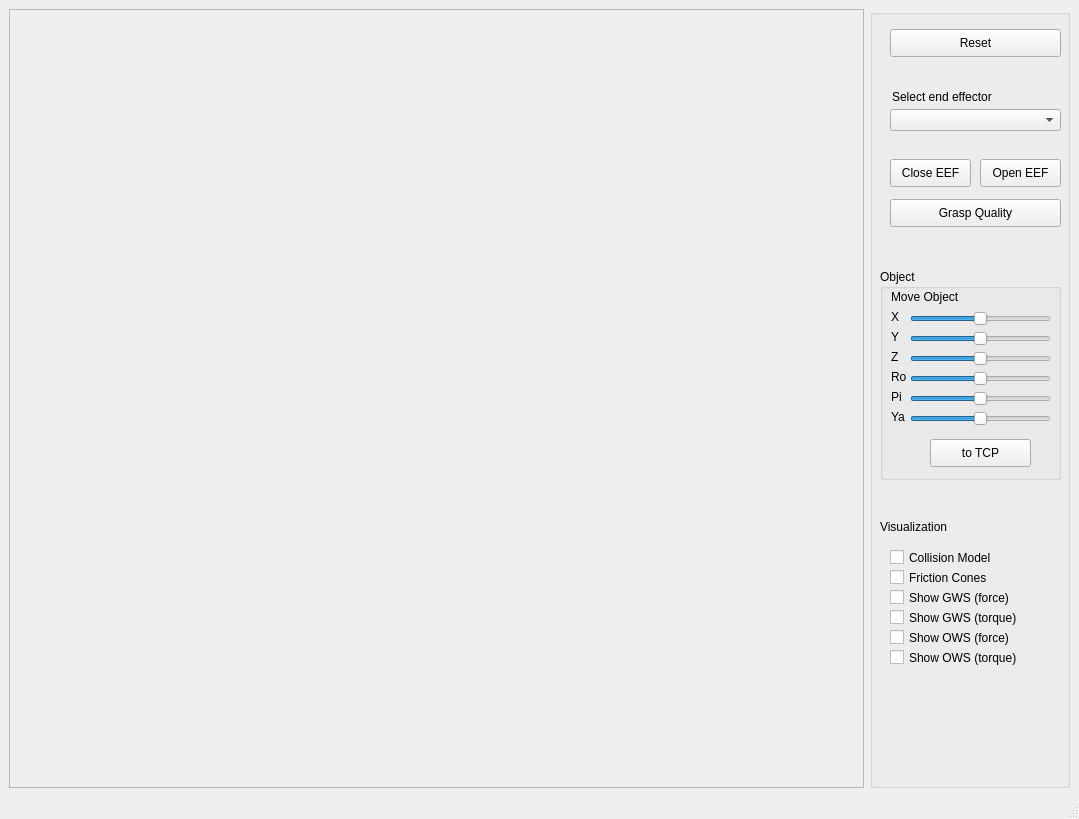
softbankrobotics-research/Simox, file GraspPlanning/examples/GraspQuality/GraspQuality.ui: the form before one commit.
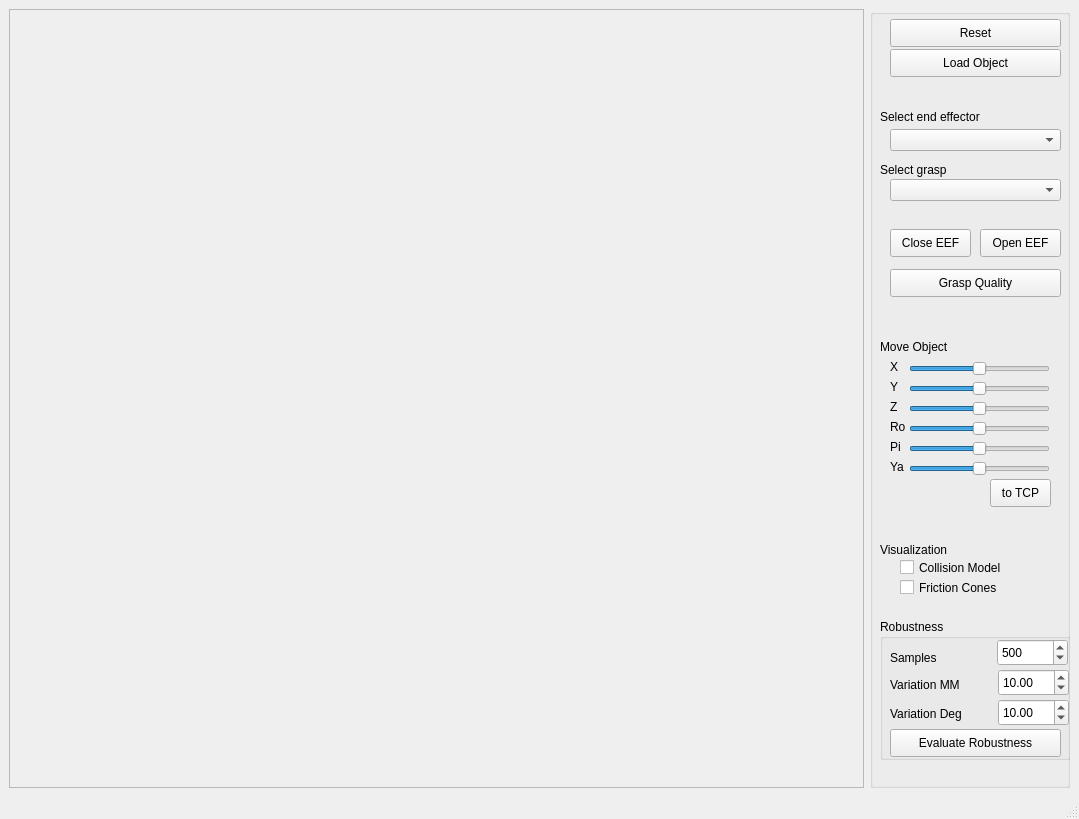
The form after the commit.

Commit message: Grasp Robustness evaluation

What changed in the file:
```diff
--- a/GraspPlanning/examples/GraspQuality/GraspQuality.ui
+++ b/GraspPlanning/examples/GraspQuality/GraspQuality.ui
@@ -40,7 +40,7 @@
        <property name="geometry">
         <rect>
          <x>20</x>
-         <y>20</y>
+         <y>10</y>
          <width>171</width>
          <height>28</height>
         </rect>
@@ -53,7 +53,7 @@
        <property name="geometry">
         <rect>
          <x>20</x>
-         <y>150</y>
+         <y>220</y>
          <width>81</width>
          <height>28</height>
         </rect>
@@ -66,7 +66,7 @@
        <property name="geometry">
         <rect>
          <x>110</x>
-         <y>150</y>
+         <y>220</y>
          <width>81</width>
          <height>28</height>
         </rect>
@@ -75,37 +75,11 @@
         <string>Open EEF</string>
        </property>
       </widget>
-      <widget class="QLabel" name="label_10">
-       <property name="geometry">
-        <rect>
-         <x>10</x>
-         <y>510</y>
-         <width>121</width>
-         <height>16</height>
-        </rect>
-       </property>
-       <property name="text">
-        <string>Visualization</string>
-       </property>
-      </widget>
-      <widget class="QCheckBox" name="checkBoxColModel">
-       <property name="geometry">
-        <rect>
-         <x>20</x>
-         <y>540</y>
-         <width>141</width>
-         <height>17</height>
-        </rect>
-       </property>
-       <property name="text">
-        <string>Collision Model</string>
-       </property>
-      </widget>
       <widget class="QComboBox" name="comboBoxEEF">
        <property name="geometry">
         <rect>
          <x>20</x>
-         <y>100</y>
+         <y>120</y>
          <width>171</width>
          <height>22</height>
         </rect>
@@ -114,8 +88,8 @@
       <widget class="QLabel" name="label">
        <property name="geometry">
         <rect>
-         <x>22</x>
-         <y>80</y>
+         <x>10</x>
+         <y>100</y>
          <width>151</width>
          <height>16</height>
         </rect>
@@ -124,119 +98,215 @@
         <string>Select end effector</string>
        </property>
       </widget>
-      <widget class="QGroupBox" name="groupBox_2">
+      <widget class="QPushButton" name="pushButtonQuality">
        <property name="geometry">
         <rect>
-         <x>10</x>
+         <x>20</x>
          <y>260</y>
-         <width>181</width>
-         <height>211</height>
+         <width>171</width>
+         <height>28</height>
+        </rect>
+       </property>
+       <property name="text">
+        <string>Grasp Quality</string>
+       </property>
+      </widget>
+      <widget class="QPushButton" name="pushButtonLoad">
+       <property name="geometry">
+        <rect>
+         <x>20</x>
+         <y>40</y>
+         <width>171</width>
+         <height>28</height>
+        </rect>
+       </property>
+       <property name="text">
+        <string>Load Object</string>
+       </property>
+      </widget>
+      <widget class="QGroupBox" name="groupBox_4">
+       <property name="geometry">
+        <rect>
+         <x>10</x>
+         <y>610</y>
+         <width>191</width>
+         <height>141</height>
         </rect>
        </property>
        <property name="title">
-        <string>Object</string>
+        <string>Robustness</string>
        </property>
-       <widget class="QSlider" name="horizontalSliderRo">
+       <widget class="QPushButton" name="pushButtonRobustness">
         <property name="geometry">
          <rect>
-          <x>30</x>
-          <y>100</y>
-          <width>141</width>
-          <height>20</height>
-         </rect>
-        </property>
-        <property name="minimum">
-         <number>-50</number>
-        </property>
-        <property name="maximum">
-         <number>50</number>
-        </property>
-        <property name="orientation">
-         <enum>Qt::Horizontal</enum>
-        </property>
-       </widget>
-       <widget class="QLabel" name="label_6">
-        <property name="geometry">
-         <rect>
-          <x>11</x>
-          <y>80</y>
-          <width>16</width>
-          <height>16</height>
+          <x>10</x>
+          <y>110</y>
+          <width>171</width>
+          <height>28</height>
          </rect>
         </property>
         <property name="text">
-         <string>Z</string>
+         <string>Evaluate Robustness</string>
         </property>
        </widget>
-       <widget class="QLabel" name="label_3">
+       <widget class="QSpinBox" name="sbSamples">
         <property name="geometry">
          <rect>
-          <x>11</x>
+          <x>117</x>
           <y>20</y>
-          <width>121</width>
-          <height>16</height>
+          <width>71</width>
+          <height>27</height>
          </rect>
         </property>
+        <property name="minimum">
+         <number>1</number>
+        </property>
+        <property name="maximum">
+         <number>10000</number>
+        </property>
+        <property name="value">
+         <number>500</number>
+        </property>
+       </widget>
+       <widget class="QLabel" name="label_2">
+        <property name="geometry">
+         <rect>
+          <x>10</x>
+          <y>30</y>
+          <width>67</width>
+          <height>17</height>
+         </rect>
+        </property>
         <property name="text">
-         <string>Move Object</string>
+         <string>Samples</string>
         </property>
        </widget>
-       <widget class="QSlider" name="horizontalSliderZ">
+       <widget class="QLabel" name="label_10">
         <property name="geometry">
          <rect>
-          <x>30</x>
+          <x>10</x>
+          <y>57</y>
+          <width>101</width>
+          <height>17</height>
+         </rect>
+        </property>
+        <property name="text">
+         <string>Variation MM</string>
+        </property>
+       </widget>
+       <widget class="QLabel" name="label_11">
+        <property name="geometry">
+         <rect>
+          <x>10</x>
+          <y>85</y>
+          <width>101</width>
+          <height>20</height>
+         </rect>
+        </property>
+        <property name="text">
+         <string>Variation Deg</string>
+        </property>
+       </widget>
+       <widget class="QDoubleSpinBox" name="sbVariationMM">
+        <property name="geometry">
+         <rect>
+          <x>118</x>
+          <y>50</y>
+          <width>71</width>
+          <height>27</height>
+         </rect>
+        </property>
+        <property name="maximum">
+         <double>100.000000000000000</double>
+        </property>
+        <property name="value">
+         <double>10.000000000000000</double>
+        </property>
+       </widget>
+       <widget class="QDoubleSpinBox" name="sbVariationDeg">
+        <property name="geometry">
+         <rect>
+          <x>118</x>
           <y>80</y>
-          <width>141</width>
-          <height>20</height>
+          <width>71</width>
+          <height>27</height>
          </rect>
         </property>
-        <property name="minimum">
-         <number>-50</number>
-        </property>
         <property name="maximum">
-         <number>50</number>
+         <double>360.000000000000000</double>
         </property>
-        <property name="orientation">
-         <enum>Qt::Horizontal</enum>
+        <property name="value">
+         <double>10.000000000000000</double>
         </property>
        </widget>
-       <widget class="QSlider" name="horizontalSliderX">
+      </widget>
+      <widget class="QLabel" name="label_12">
         <property name="geometry">
          <rect>
+         <x>10</x>
+         <y>150</y>
+         <width>151</width>
+         <height>21</height>
+        </rect>
+       </property>
+       <property name="text">
+        <string>Select grasp</string>
+       </property>
+      </widget>
+      <widget class="QComboBox" name="comboBoxGrasp">
+       <property name="geometry">
+        <rect>
+         <x>20</x>
+         <y>170</y>
+         <width>171</width>
+         <height>22</height>
+        </rect>
+       </property>
+      </widget>
+      <widget class="QCheckBox" name="checkBoxCones">
+       <property name="geometry">
+        <rect>
           <x>30</x>
-          <y>40</y>
+         <y>570</y>
           <width>141</width>
-          <height>20</height>
-         </rect>
-        </property>
-        <property name="minimum">
-         <number>-50</number>
-        </property>
-        <property name="maximum">
-         <number>50</number>
-        </property>
-        <property name="orientation">
-         <enum>Qt::Horizontal</enum>
-        </property>
-       </widget>
-       <widget class="QLabel" name="label_7">
+         <height>17</height>
+        </rect>
+       </property>
+       <property name="text">
+        <string>Friction Cones</string>
+       </property>
+      </widget>
+      <widget class="QCheckBox" name="checkBoxColModel">
+       <property name="geometry">
+        <rect>
+         <x>30</x>
+         <y>550</y>
+         <width>141</width>
+         <height>17</height>
+        </rect>
+       </property>
+       <property name="text">
+        <string>Collision Model</string>
+       </property>
+      </widget>
+      <widget class="QPushButton" name="pushButtonToTCP">
         <property name="geometry">
          <rect>
-          <x>11</x>
-          <y>100</y>
-          <width>16</width>
-          <height>16</height>
+         <x>120</x>
+         <y>470</y>
+         <width>61</width>
+         <height>28</height>
          </rect>
         </property>
         <property name="text">
-         <string>Ro</string>
+        <string>to TCP</string>
         </property>
        </widget>
        <widget class="QLabel" name="label_8">
         <property name="geometry">
          <rect>
-          <x>11</x>
-          <y>120</y>
+         <x>20</x>
+         <y>430</y>
           <width>16</width>
           <height>16</height>
          </rect>
@@ -245,30 +315,24 @@
          <string>Pi</string>
         </property>
        </widget>
-       <widget class="QSlider" name="horizontalSliderPi">
+      <widget class="QLabel" name="label_7">
         <property name="geometry">
          <rect>
-          <x>30</x>
-          <y>120</y>
-          <width>141</width>
-          <height>20</height>
-         </rect>
-        </property>
-        <property name="minimum">
-         <number>-50</number>
-        </property>
-        <property name="maximum">
-         <number>50</number>
-        </property>
-        <property name="orientation">
-         <enum>Qt::Horizontal</enum>
+         <x>20</x>
+         <y>410</y>
+         <width>16</width>
+         <height>16</height>
+        </rect>
+       </property>
+       <property name="text">
+        <string>Ro</string>
         </property>
        </widget>
        <widget class="QLabel" name="label_9">
         <property name="geometry">
          <rect>
-          <x>11</x>
-          <y>140</y>
+         <x>20</x>
+         <y>450</y>
           <width>16</width>
           <height>16</height>
          </rect>
@@ -277,43 +341,11 @@
          <string>Ya</string>
         </property>
        </widget>
-       <widget class="QLabel" name="label_5">
-        <property name="geometry">
-         <rect>
-          <x>11</x>
-          <y>60</y>
-          <width>16</width>
-          <height>16</height>
-         </rect>
-        </property>
-        <property name="text">
-         <string>Y</string>
-        </property>
-       </widget>
-       <widget class="QSlider" name="horizontalSliderYa">
-        <property name="geometry">
-         <rect>
-          <x>30</x>
-          <y>140</y>
-          <width>141</width>
-          <height>20</height>
-         </rect>
-        </property>
-        <property name="minimum">
-         <number>-50</number>
-        </property>
-        <property name="maximum">
-         <number>50</number>
-        </property>
-        <property name="orientation">
-         <enum>Qt::Horizontal</enum>
-        </property>
-       </widget>
        <widget class="QLabel" name="label_4">
         <property name="geometry">
          <rect>
-          <x>11</x>
-          <y>40</y>
+         <x>20</x>
+         <y>350</y>
           <width>16</width>
           <height>16</height>
          </rect>
@@ -322,11 +354,75 @@
          <string>X</string>
         </property>
        </widget>
+      <widget class="QSlider" name="horizontalSliderX">
+       <property name="geometry">
+        <rect>
+         <x>39</x>
+         <y>350</y>
+         <width>141</width>
+         <height>20</height>
+        </rect>
+       </property>
+       <property name="minimum">
+        <number>-50</number>
+       </property>
+       <property name="maximum">
+        <number>50</number>
+       </property>
+       <property name="orientation">
+        <enum>Qt::Horizontal</enum>
+       </property>
+      </widget>
+      <widget class="QLabel" name="label_5">
+       <property name="geometry">
+        <rect>
+         <x>20</x>
+         <y>370</y>
+         <width>16</width>
+         <height>16</height>
+        </rect>
+       </property>
+       <property name="text">
+        <string>Y</string>
+       </property>
+      </widget>
+      <widget class="QSlider" name="horizontalSliderPi">
+       <property name="geometry">
+        <rect>
+         <x>39</x>
+         <y>430</y>
+         <width>141</width>
+         <height>20</height>
+        </rect>
+       </property>
+       <property name="minimum">
+        <number>-50</number>
+       </property>
+       <property name="maximum">
+        <number>50</number>
+       </property>
+       <property name="orientation">
+        <enum>Qt::Horizontal</enum>
+       </property>
+      </widget>
+      <widget class="QLabel" name="label_3">
+       <property name="geometry">
+        <rect>
+         <x>10</x>
+         <y>330</y>
+         <width>121</width>
+         <height>16</height>
+        </rect>
+       </property>
+       <property name="text">
+        <string>Move Object</string>
+       </property>
+      </widget>
        <widget class="QSlider" name="horizontalSliderY">
         <property name="geometry">
          <rect>
-          <x>30</x>
-          <y>60</y>
+         <x>39</x>
+         <y>370</y>
           <width>141</width>
           <height>20</height>
          </rect>
@@ -341,96 +437,87 @@
          <enum>Qt::Horizontal</enum>
         </property>
        </widget>
-       <widget class="QPushButton" name="pushButtonToTCP">
+      <widget class="QLabel" name="label_6">
         <property name="geometry">
          <rect>
-          <x>50</x>
-          <y>170</y>
-          <width>101</width>
-          <height>28</height>
+         <x>20</x>
+         <y>390</y>
+         <width>16</width>
+         <height>16</height>
          </rect>
         </property>
         <property name="text">
-         <string>to TCP</string>
-        </property>
-       </widget>
-      </widget>
-      <widget class="QCheckBox" name="checkBoxCones">
+        <string>Z</string>
+       </property>
+      </widget>
+      <widget class="QSlider" name="horizontalSliderZ">
        <property name="geometry">
         <rect>
-         <x>20</x>
-         <y>560</y>
+         <x>39</x>
+         <y>390</y>
          <width>141</width>
-         <height>17</height>
+         <height>20</height>
         </rect>
        </property>
-       <property name="text">
-        <string>Friction Cones</string>
+       <property name="minimum">
+        <number>-50</number>
        </property>
-      </widget>
-      <widget class="QPushButton" name="pushButtonQuality">
-       <property name="geometry">
-        <rect>
-         <x>20</x>
-         <y>190</y>
-         <width>171</width>
-         <height>28</height>
-        </rect>
+       <property name="maximum">
+        <number>50</number>
        </property>
-       <property name="text">
-        <string>Grasp Quality</string>
+       <property name="orientation">
+        <enum>Qt::Horizontal</enum>
        </property>
       </widget>
-      <widget class="QCheckBox" name="checkBoxGWS1">
+      <widget class="QSlider" name="horizontalSliderRo">
        <property name="geometry">
         <rect>
-         <x>20</x>
-         <y>580</y>
-         <width>161</width>
-         <height>17</height>
+         <x>39</x>
+         <y>410</y>
+         <width>141</width>
+         <height>20</height>
         </rect>
        </property>
-       <property name="text">
-        <string>Show GWS (force)</string>
+       <property name="minimum">
+        <number>-50</number>
        </property>
-      </widget>
-      <widget class="QCheckBox" name="checkBoxGWS2">
-       <property name="geometry">
-        <rect>
-         <x>20</x>
-         <y>600</y>
-         <width>161</width>
-         <height>17</height>
-        </rect>
+       <property name="maximum">
+        <number>50</number>
        </property>
-       <property name="text">
-        <string>Show GWS (torque)</string>
+       <property name="orientation">
+        <enum>Qt::Horizontal</enum>
        </property>
       </widget>
-      <widget class="QCheckBox" name="checkBoxOWS2">
+      <widget class="QSlider" name="horizontalSliderYa">
        <property name="geometry">
         <rect>
-         <x>20</x>
-         <y>640</y>
-         <width>171</width>
-         <height>17</height>
+         <x>39</x>
+         <y>450</y>
+         <width>141</width>
+         <height>20</height>
         </rect>
        </property>
-       <property name="text">
-        <string>Show OWS (torque)</string>
+       <property name="minimum">
+        <number>-50</number>
        </property>
+       <property name="maximum">
+        <number>50</number>
+       </property>
+       <property name="orientation">
+        <enum>Qt::Horizontal</enum>
+       </property>
       </widget>
-      <widget class="QCheckBox" name="checkBoxOWS1">
+      <widget class="QLabel" name="label_13">
        <property name="geometry">
         <rect>
-         <x>20</x>
-         <y>620</y>
-         <width>161</width>
-         <height>17</height>
+         <x>10</x>
+         <y>530</y>
+         <width>121</width>
+         <height>21</height>
         </rect>
        </property>
        <property name="text">
-        <string>Show OWS (force)</string>
+        <string>Visualization</string>
        </property>
       </widget>
      </widget>
```
Left out of the diff: 50 changed lines with no effect on the pictures. Lines whose indentation alone changed are shown as unchanged. The commit also changes 5 other files.
